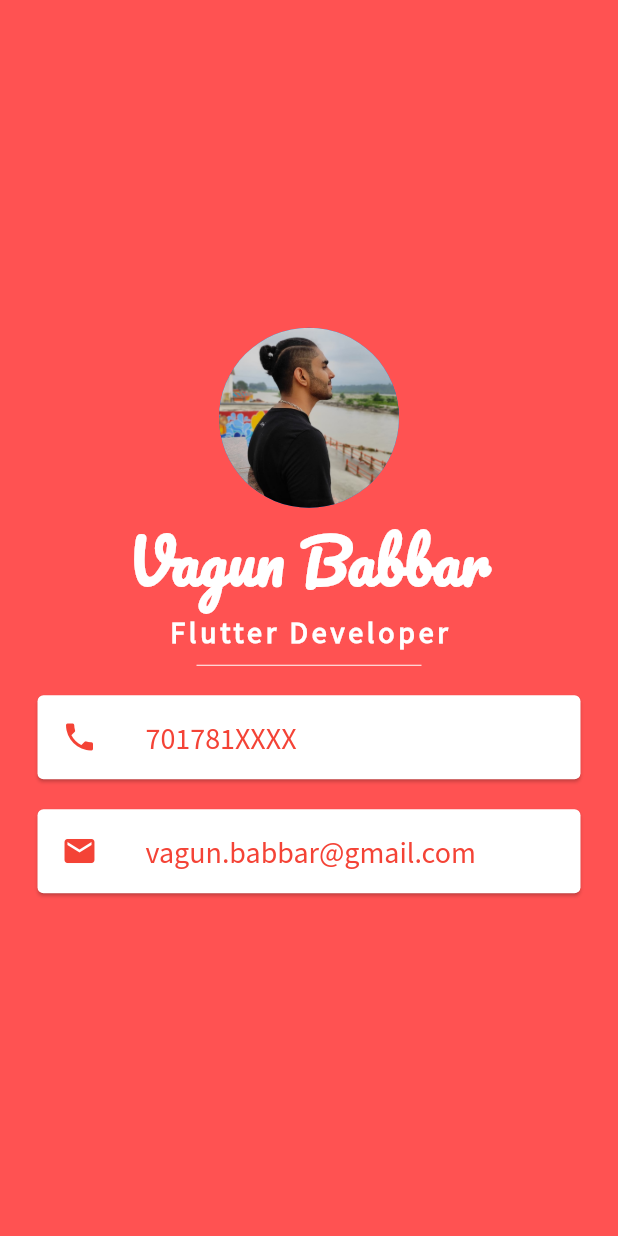
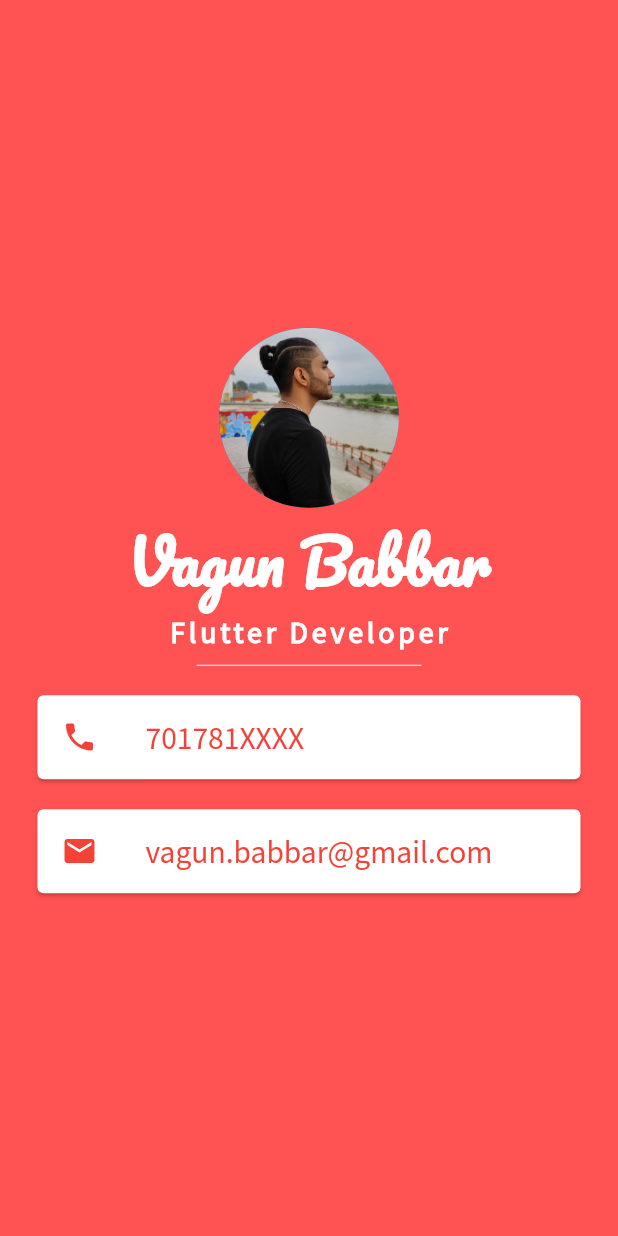
Before and after one commit to Brahma3301/MiCard, a Flutter app: the screen it shows after launch, on a phone screen of 412 x 824 dp. Run offline on Flutter 3.47's test engine with Material 2 defaults, Android fonts, the phone set to English and light mode, and no system bars.

Commit message:
3rd commit using card and list tile

```diff
--- a/lib/main.dart
+++ b/lib/main.dart
@@ -56,7 +56,7 @@ class MiCard extends StatelessWidget {
                     Icons.phone,
                     color: Colors.red,
                   ),
-                  title: Text('701781XXXX',style: TextStyle(fontFamily: 'sourcesanspro',fontSize: 20,color: Colors.red),),
+                  title: Text('701781XXXX',style: TextStyle(fontFamily: 'sourcesanspro',fontSize: 21,color: Colors.red),),
                 ),
               ),
               Card(
@@ -68,7 +68,7 @@ class MiCard extends StatelessWidget {
                     Icons.email,
                     color: Colors.red,
                   ),
-                  title: Text('vagun.babbar@gmail.com',style: TextStyle(fontFamily: 'sourcesanspro',fontSize: 20,color: Colors.red),),
+                  title: Text('vagun.babbar@gmail.com',style: TextStyle(fontFamily: 'sourcesanspro',fontSize: 21,color: Colors.red),),
                 ),
               ),
             ],
```
